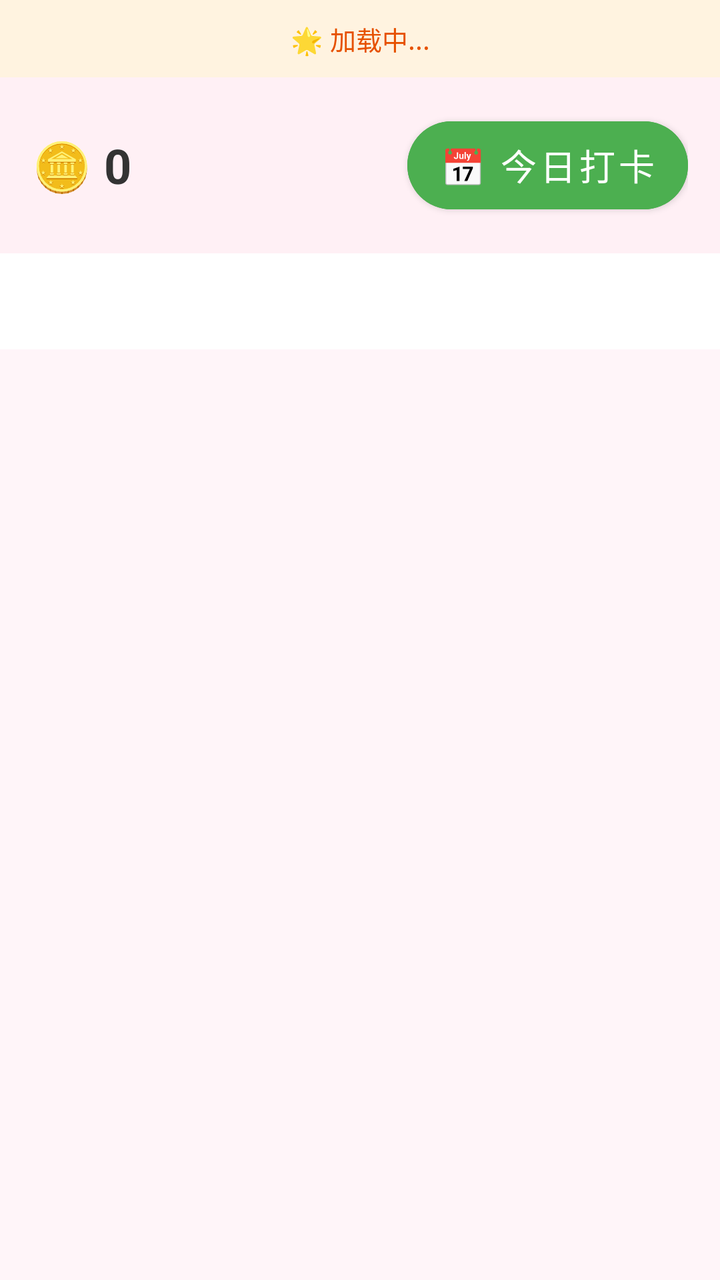
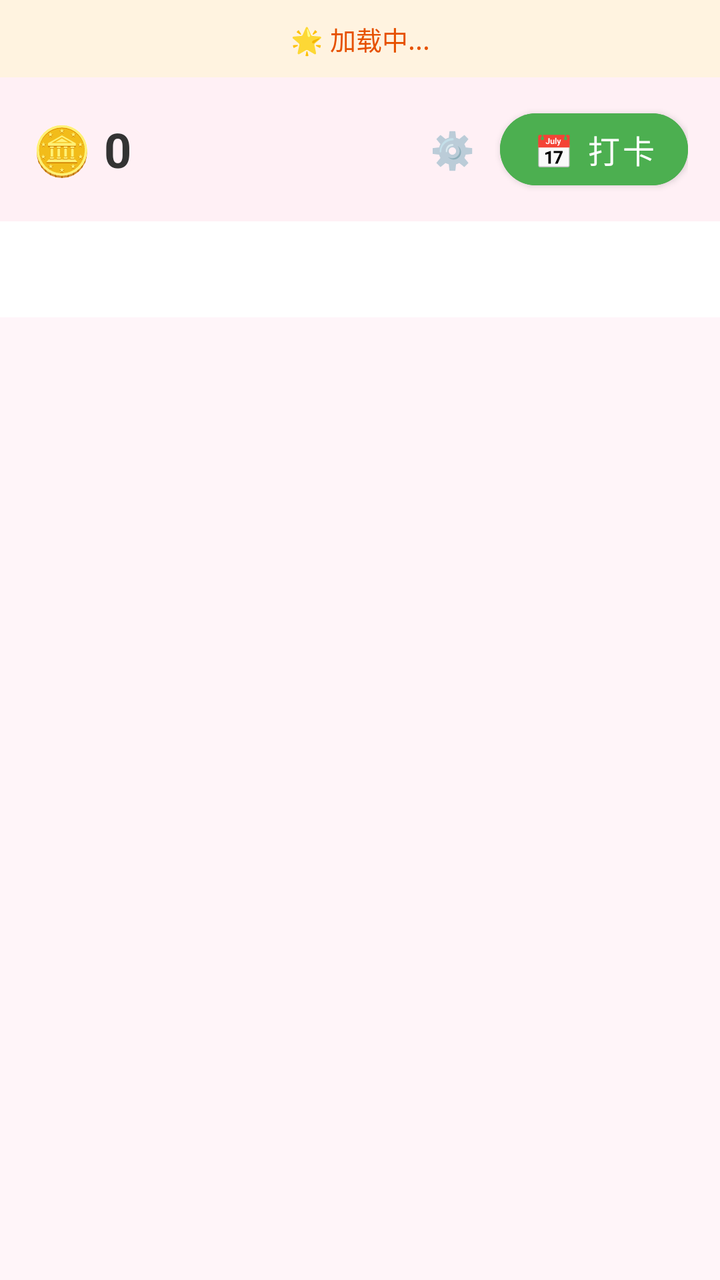

Compare the two renders of this Android layout. The source of the first and the diff that turns it into the second are given below.
<!-- AndroidManifest.xml: activity theme Theme.HabitTracker.Child -->
<!-- res/layout/activity_child.xml -->
<?xml version="1.0" encoding="utf-8"?>
<LinearLayout xmlns:android="http://schemas.android.com/apk/res/android"
    xmlns:app="http://schemas.android.com/apk/res-auto"
    android:layout_width="match_parent"
    android:layout_height="match_parent"
    android:orientation="vertical"
    android:background="@color/background_child">

    
    <TextView
        android:id="@+id/tv_daily_quote"
        android:layout_width="match_parent"
        android:layout_height="wrap_content"
        android:padding="10dp"
        android:paddingStart="16dp"
        android:paddingEnd="16dp"
        android:background="#FFF3E0"
        android:text="🌟 加载中..."
        android:textSize="13sp"
        android:textColor="#E65100"
        android:lineSpacingExtra="2dp"
        android:gravity="center" />

    
    <LinearLayout
        android:layout_width="match_parent"
        android:layout_height="wrap_content"
        android:orientation="horizontal"
        android:gravity="center_vertical"
        android:padding="16dp"
        android:background="@color/child_pink_light">

        <TextView
            android:id="@+id/tv_coin_balance"
            android:layout_width="0dp"
            android:layout_height="wrap_content"
            android:layout_weight="1"
            android:text="🪙 0"
            android:textSize="24sp"
            android:textColor="@color/text_primary"
            android:textStyle="bold" />

        <com.google.android.material.button.MaterialButton
            android:id="@+id/btn_check_in"
            android:layout_width="wrap_content"
            android:layout_height="56dp"
            android:text="📅 今日打卡"
            android:textSize="18sp"
            android:textAllCaps="false"
            app:cornerRadius="28dp"
            android:backgroundTint="@color/child_green" />

    </LinearLayout>

    
    <com.google.android.material.tabs.TabLayout
        android:id="@+id/tab_layout"
        android:layout_width="match_parent"
        android:layout_height="48dp"
        android:background="@android:color/white"
        app:tabMode="fixed"
        app:tabGravity="fill" />

    
    <androidx.viewpager2.widget.ViewPager2
        android:id="@+id/view_pager"
        android:layout_width="match_parent"
        android:layout_height="0dp"
        android:layout_weight="1" />

</LinearLayout>
<!-- resources referenced by this layout -->
<resources>
  <color name="background_child">#FFF5F9</color>
  <color name="child_green">#4CAF50</color>
  <color name="child_pink_light">#FFF0F5</color>
  <color name="text_primary">#333333</color>
  <style name="Theme.HabitTracker.Child" parent="Theme.HabitTracker">
          <item name="colorPrimary">@color/child_pink</item>
          <item name="android:statusBarColor">@color/child_pink_light</item>
      </style>
  <style name="Theme.HabitTracker" parent="Theme.MaterialComponents.Light.NoActionBar">
          <item name="colorPrimary">@color/child_pink</item>
          <item name="colorPrimaryVariant">@color/child_pink_light</item>
          <item name="colorOnPrimary">@color/white</item>
          <item name="colorSecondary">@color/child_green</item>
          <item name="android:statusBarColor">@color/child_pink_light</item>
      </style>
  <color name="child_pink">#FF6B9D</color>
  <color name="white">#FFFFFF</color>
</resources>

<!-- the commit's change to res/layout/activity_child.xml (unified diff, before → after) -->
@@ -22,35 +22,57 @@
         android:gravity="center" />
 
     
-    <LinearLayout
+    <RelativeLayout
         android:layout_width="match_parent"
         android:layout_height="wrap_content"
-        android:orientation="horizontal"
-        android:gravity="center_vertical"
-        android:padding="16dp"
+        android:padding="12dp"
+        android:paddingStart="16dp"
+        android:paddingEnd="16dp"
         android:background="@color/child_pink_light">
 
         <TextView
             android:id="@+id/tv_coin_balance"
-            android:layout_width="0dp"
+            android:layout_width="wrap_content"
             android:layout_height="wrap_content"
-            android:layout_weight="1"
+            android:layout_centerVertical="true"
             android:text="🪙 0"
             android:textSize="24sp"
             android:textColor="@color/text_primary"
             android:textStyle="bold" />
 
-        <com.google.android.material.button.MaterialButton
-            android:id="@+id/btn_check_in"
+        <LinearLayout
             android:layout_width="wrap_content"
-            android:layout_height="56dp"
-            android:text="📅 今日打卡"
-            android:textSize="18sp"
-            android:textAllCaps="false"
-            app:cornerRadius="28dp"
-            android:backgroundTint="@color/child_green" />
+            android:layout_height="wrap_content"
+            android:layout_alignParentEnd="true"
+            android:layout_centerVertical="true"
+            android:orientation="horizontal">
 
-    </LinearLayout>
+            <TextView
+                android:id="@+id/btn_child_settings"
+                android:layout_width="32dp"
+                android:layout_height="32dp"
+                android:text="⚙️"
+                android:textSize="18sp"
+                android:gravity="center"
+                android:layout_marginEnd="8dp"
+                android:background="?attr/selectableItemBackgroundBorderless"
+                android:clickable="true"
+                android:focusable="true"
+                android:contentDescription="设置" />
+
+            <com.google.android.material.button.MaterialButton
+                android:id="@+id/btn_check_in"
+                android:layout_width="wrap_content"
+                android:layout_height="48dp"
+                android:text="📅 打卡"
+                android:textSize="16sp"
+                android:textAllCaps="false"
+                app:cornerRadius="24dp"
+                android:backgroundTint="@color/child_green" />
+
+        </LinearLayout>
+
+    </RelativeLayout>
 
     
     <com.google.android.material.tabs.TabLayout
